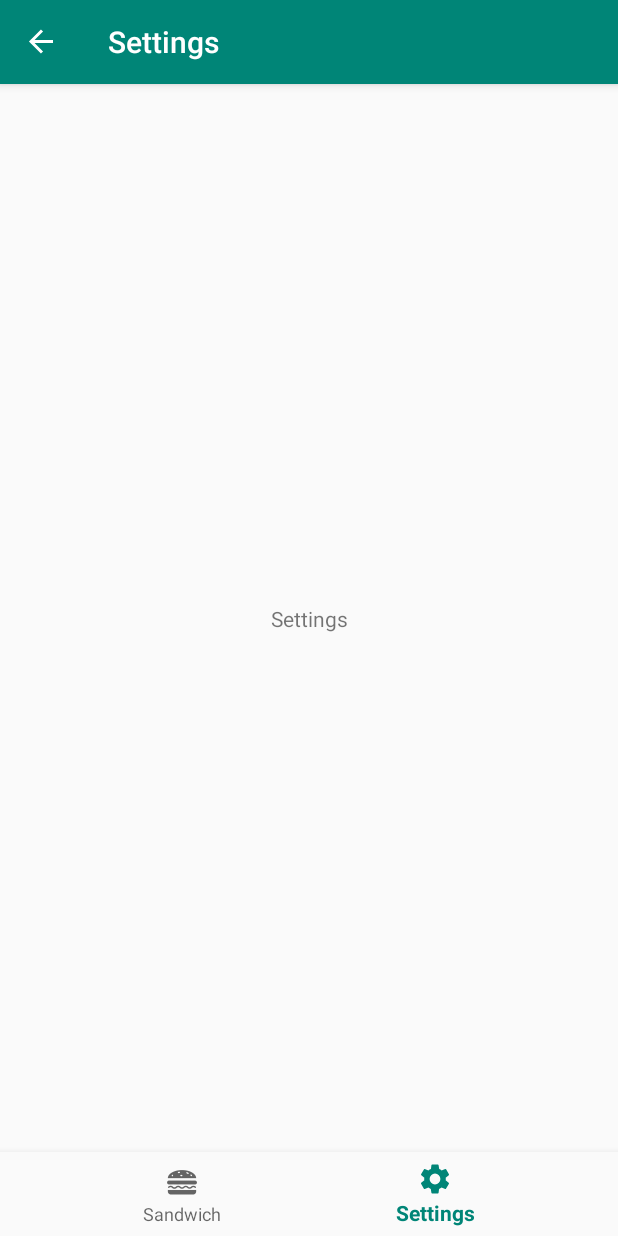
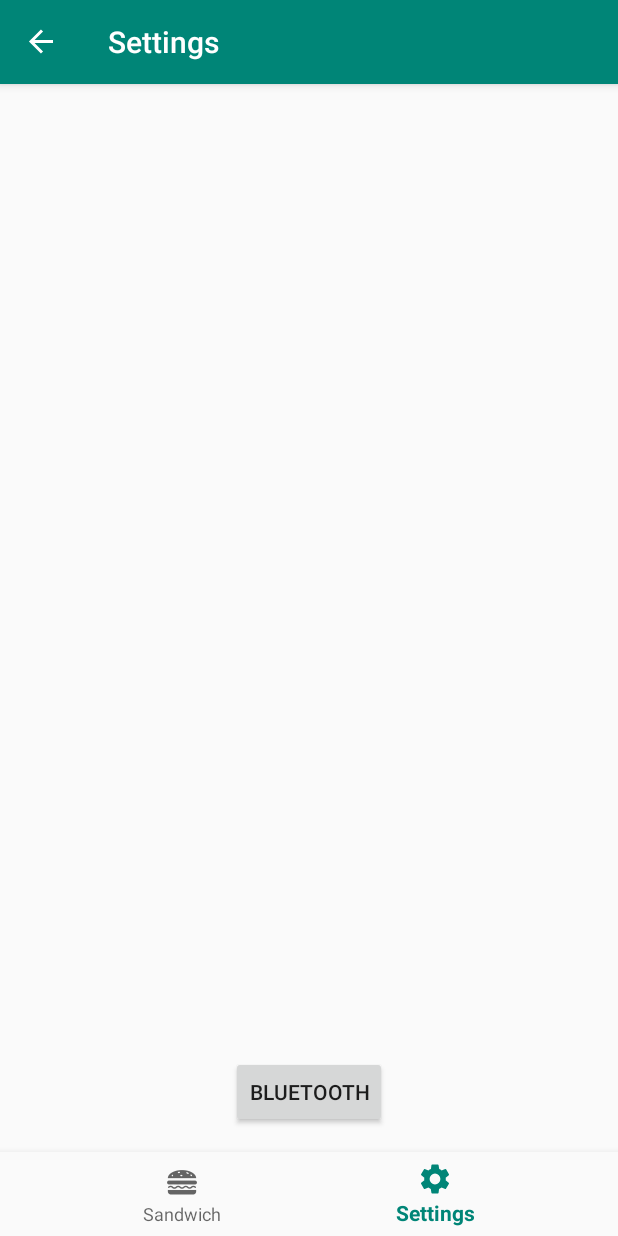
Before and after one commit to dingo-devs/SandwichKing, an Android app: the ArduinoSettingsFragment screen opened through its navigation route, on a phone screen of 412 x 824 dp. Run offline under Robolectric (Android 15) with nearby library versions, the light colour scheme and no system bars; our stand-ins replace navigation-ui.

Commit message:
Find bluetooth paired devices

```diff
--- a/app/src/main/java/io/dingodevs/sandwichking/ui/ArduinoSettingsFragment.kt
+++ b/app/src/main/java/io/dingodevs/sandwichking/ui/ArduinoSettingsFragment.kt
@@ -1,9 +1,15 @@
 package io.dingodevs.sandwichking.ui
 
+import android.app.Activity
+import android.bluetooth.BluetoothAdapter
+import android.bluetooth.BluetoothDevice
+import android.content.Intent
 import android.os.Bundle
 import android.view.LayoutInflater
 import android.view.View
 import android.view.ViewGroup
+import android.widget.Button
+import android.widget.Toast
 import androidx.fragment.app.Fragment
 import androidx.lifecycle.ViewModelProviders
 import io.dingodevs.sandwichking.R
@@ -12,17 +18,56 @@ import io.dingodevs.sandwichking.viewmodel.ArduinoSettingsViewModel
 
 class ArduinoSettingsFragment : Fragment() {
     private lateinit var viewModel: ArduinoSettingsViewModel
+    private val bluetoothAdapter: BluetoothAdapter by lazy { BluetoothAdapter.getDefaultAdapter() }
+    private val REQUEST_ENABLE_BT = 1
+    private val ARDUINO_BT_ADDRESS = "F4:C2:48:44:3F:D5"
 
     override fun onCreateView(
         inflater: LayoutInflater, container: ViewGroup?,
         savedInstanceState: Bundle?
     ): View? {
-        return inflater.inflate(R.layout.arduino_settings_fragment, container, false)
+        viewModel = ViewModelProviders.of(this).get(ArduinoSettingsViewModel::class.java)
+        val root = inflater.inflate(R.layout.arduino_settings_fragment, container, false)
+
+        root.findViewById<Button>(R.id.btnBluetoothScan).setOnClickListener {
+            if (bluetoothAdapter.isEnabled) {
+                connectToArduino()
+            } else {
+                val enableBluetoothIntent = Intent(BluetoothAdapter.ACTION_REQUEST_ENABLE)
+                startActivityForResult(enableBluetoothIntent, REQUEST_ENABLE_BT)
+            }
+        }
+
+        return root
     }
 
-    override fun onActivityCreated(savedInstanceState: Bundle?) {
-        super.onActivityCreated(savedInstanceState)
-        viewModel = ViewModelProviders.of(this).get(ArduinoSettingsViewModel::class.java)
-        // TODO: Use the ViewModel
+    override fun onActivityResult(requestCode: Int, resultCode: Int, data: Intent?) {
+        // super.onActivityResult(requestCode, resultCode, data)
+        when (requestCode) {
+            REQUEST_ENABLE_BT -> {
+                if (resultCode != Activity.RESULT_OK) {
+                    Toast.makeText(context, "Please enable bluetooth", Toast.LENGTH_LONG).show()
+                    return
+                }
+
+                connectToArduino()
+            }
+        }
+    }
+
+    fun connectToArduino() {
+        val arduinoBluetoothDevice = findArduinoDevice()
+        if (null == arduinoBluetoothDevice) {
+            Toast.makeText(context, "Could not find arduino (${ARDUINO_BT_ADDRESS})", Toast.LENGTH_LONG).show()
+        }
+    }
+
+    fun findArduinoDevice(): BluetoothDevice? {
+        val pairedDevices: Set<BluetoothDevice>? = bluetoothAdapter.bondedDevices
+        pairedDevices?.forEach { device -> println("${device.name}: Address: ${device.address}") }
+        return pairedDevices?.filter { device ->
+            device.bondState == BluetoothDevice.BOND_BONDED &&
+                    device.address == ARDUINO_BT_ADDRESS
+        }?.firstOrNull()
     }
 }
--- a/app/src/main/res/layout/arduino_settings_fragment.xml
+++ b/app/src/main/res/layout/arduino_settings_fragment.xml
@@ -5,11 +5,12 @@
         android:layout_width="match_parent"
         android:layout_height="match_parent"
         tools:context=".ui.ArduinoSettingsFragment">
-    <TextView
-            android:text="@string/title_settings"
+    <Button
+            android:text="@string/bluetooth"
             android:layout_width="wrap_content"
-            android:layout_height="wrap_content" android:id="@+id/textView"
-            app:layout_constraintStart_toStartOf="parent" app:layout_constraintTop_toTopOf="parent"
+            android:layout_height="wrap_content" android:id="@+id/btnBluetoothScan"
             app:layout_constraintEnd_toEndOf="parent"
+            android:layout_marginEnd="16dp" app:layout_constraintStart_toStartOf="parent"
+            android:layout_marginStart="16dp" android:layout_marginBottom="16dp"
             app:layout_constraintBottom_toBottomOf="parent"/>
 </androidx.constraintlayout.widget.ConstraintLayout>
--- a/app/src/main/res/values/strings.xml
+++ b/app/src/main/res/values/strings.xml
@@ -3,4 +3,5 @@
     <string name="title_sandwich">Sandwich</string>
     <string name="title_settings">Settings</string>
     <string name="create_sandwich_button">DO IT</string>
+    <string name="bluetooth">Bluetooth</string>
 </resources>
```
